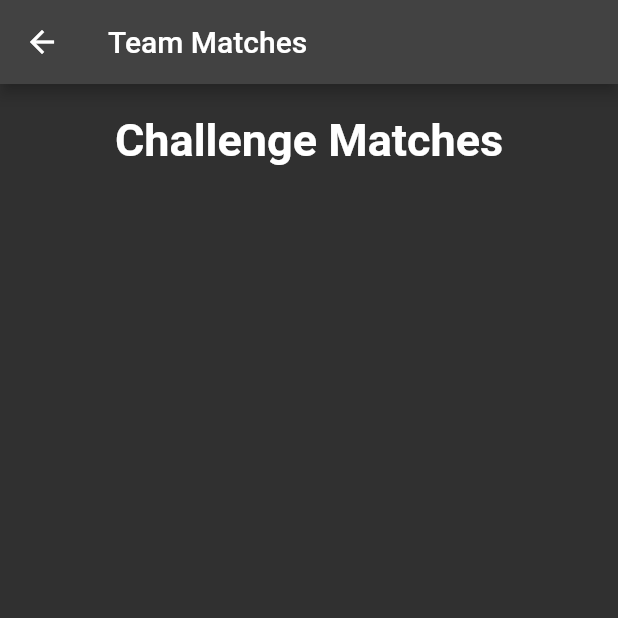
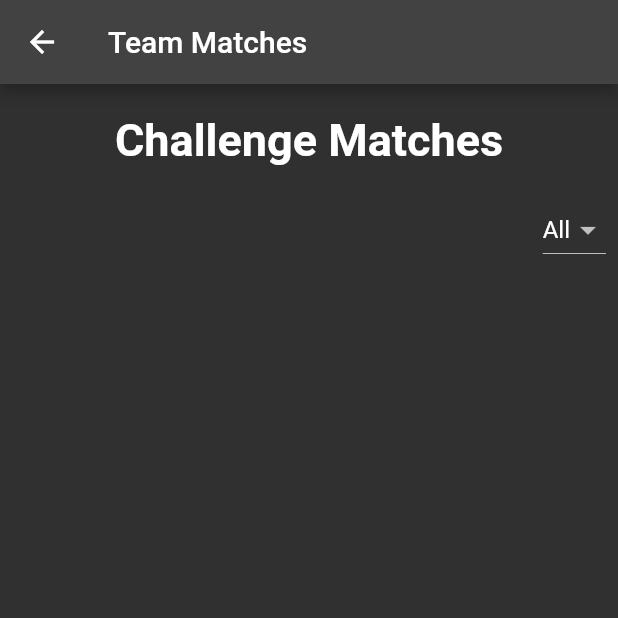
Before and after one commit to Joao132000/tennislineapp, a Flutter app: the MatchesCoach screen opened directly with empty values, on a phone screen of 412 x 824 dp, the top half of it. Run offline on Flutter 3.47's test engine with Material 2 defaults, Android fonts, the phone set to English and light mode, and no system bars; drawn by our look-alikes of google_mobile_ads; our stand-ins replace cloud_firestore, firebase_auth, firebase_core, firebase_messaging, flutter_local_notifications, flutter_slidable and 1 more; missing offline and left inert: cloud_firestore_web, firebase_core_web; accounts and stored records are empty; network calls fail.

```diff
--- a/lib/screens/matches_coach.dart
+++ b/lib/screens/matches_coach.dart
@@ -16,6 +16,7 @@ class MatchesCoach extends StatefulWidget {
 
 class _MatchesCoachState extends State<MatchesCoach> {
   BannerAd? banner;
+  var playerNameFilter = 'All';
   @override
   void initState() {
     super.initState();
@@ -59,8 +60,19 @@ class _MatchesCoachState extends State<MatchesCoach> {
                 future: read(),
                 builder: (context, snapshot) {
                   if (snapshot.hasData) {
-                    final List<DocumentSnapshot> documents =
-                        snapshot.data!.docs;
+                    List dataList =
+                        snapshot.data!.docs.map((e) => e.data()).toList();
+                    List dataListPlayer = dataList
+                        .where((element) =>
+                            element['player1name'].contains(playerNameFilter))
+                        .toList();
+                    List dataListPlayerMerge = dataList
+                        .where((element) =>
+                            element['player2name'].contains(playerNameFilter))
+                        .toList();
+                    dataListPlayer.addAll(dataListPlayerMerge);
+                    dataListPlayer.sort(
+                        (a, b) => b['timeStamp'].compareTo(a['timeStamp']));
                     return Column(
                       children: [
                         const SizedBox(
@@ -72,13 +84,93 @@ class _MatchesCoachState extends State<MatchesCoach> {
                               fontSize: 30,
                             )),
                         const SizedBox(
-                          height: 20,
+                          height: 10,
+                        ),
+                        Padding(
+                          padding: const EdgeInsets.all(8.0),
+                          child: Row(
+                            mainAxisAlignment: MainAxisAlignment.end,
+                            children: [
+                              StreamBuilder<QuerySnapshot>(
+                                stream: FirebaseFirestore.instance
+                                    .collection('player')
+                                    .where('teamId', isEqualTo: widget.teamId)
+                                    .snapshots(),
+                                builder: (context, snapshot) {
+                                  if (!snapshot.hasData) {
+                                    return const Center(
+                                      child: CircularProgressIndicator(),
+                                    );
+                                  } else {
+                                    List<DropdownMenuItem> items = [];
+                                    items.add(
+                                      DropdownMenuItem(
+                                        child: Text(
+                                          'All',
+                                        ),
+                                        value: 'All',
+                                      ),
+                                    );
+                                    for (int i = 0;
+                                        i < snapshot.data!.docs.length;
+                                        i++) {
+                                      DocumentSnapshot snap =
+                                          snapshot.data!.docs[i];
+                                      items.add(
+                                        DropdownMenuItem(
+                                          child: Text(
+                                            snap['name'],
+                                          ),
+                                          value: snap['name'],
+                                        ),
+                                      );
+                                    }
+                                    return Column(
+                                      children: [
+                                        Row(
+                                          mainAxisAlignment:
+                                              MainAxisAlignment.start,
+                                          children: [
+                                            DropdownButton(
+                                              menuMaxHeight: 200,
+                                              items: items,
+                                              onChanged: (dynamic value) {
+                                                setState(() {
+                                                  playerNameFilter = value;
+                                                });
+                                              },
+                                              value: playerNameFilter,
+                                              isExpanded: false,
+                                            ),
+                                          ],
+                                        ),
+                                      ],
+                                    );
+                                  }
+                                },
+                              ),
+                            ],
+                          ),
+                        ),
+                        const SizedBox(
+                          height: 10,
                         ),
                         Expanded(
-                            child: ListView(
-                                children: documents
-                                    .map((doc) => buildCard(context, doc))
-                                    .toList())),
+                          child: ListView.builder(
+                            itemCount: (playerNameFilter == "All")
+                                ? dataList.length
+                                : dataListPlayer.length,
+                            itemBuilder: (BuildContext context, int index) {
+                              final doc;
+                              if (playerNameFilter == "All") {
+                                doc = dataList[index];
+                              } else {
+                                doc = dataListPlayer[index];
+                              }
+                              return buildCard(context, doc);
+                            },
+                          ),
+                        ),
                         Row(
                           mainAxisAlignment: MainAxisAlignment.end,
                           children: [
@@ -115,7 +207,7 @@ class _MatchesCoachState extends State<MatchesCoach> {
               ),
       );
 
-  Card buildCard(BuildContext context, DocumentSnapshot<Object?> doc) {
+  Card buildCard(BuildContext context, Map<String, dynamic> doc) {
     return Card(
       color: ((doc['result']) != "") ? Colors.green : null,
       child: ListTile(
--- a/lib/screens/posts.dart
+++ b/lib/screens/posts.dart
@@ -123,7 +123,9 @@ class _PostsState extends State<Posts> {
                                                 ? CrossAxisAlignment.end
                                                 : CrossAxisAlignment.start,
                                         children: [
-                                          Row(
+                                          FittedBox(
+                                            fit: BoxFit.scaleDown,
+                                            child: Row(
                                               mainAxisSize: MainAxisSize.min,
                                               children: [
                                                 Text(
@@ -142,6 +144,7 @@ class _PostsState extends State<Posts> {
                                                       fontSize: 12),
                                                 ),
                                               ],
+                                            ),
                                           ),
                                           SizedBox(height: 5),
                                           Text(
--- a/lib/screens/sign_up.dart
+++ b/lib/screens/sign_up.dart
@@ -284,7 +284,6 @@ class _SignUpState extends State<SignUp> {
     await FirebaseMessaging.instance.getToken().then((token) {
       setState(() {
         myToken = token!;
-        print('My token $myToken');
       });
     });
   }
```
Also changed, not shown: lib/handlers/signin_signout.dart (+24 -0 lines). Lines whose indentation alone changed are shown as unchanged.
